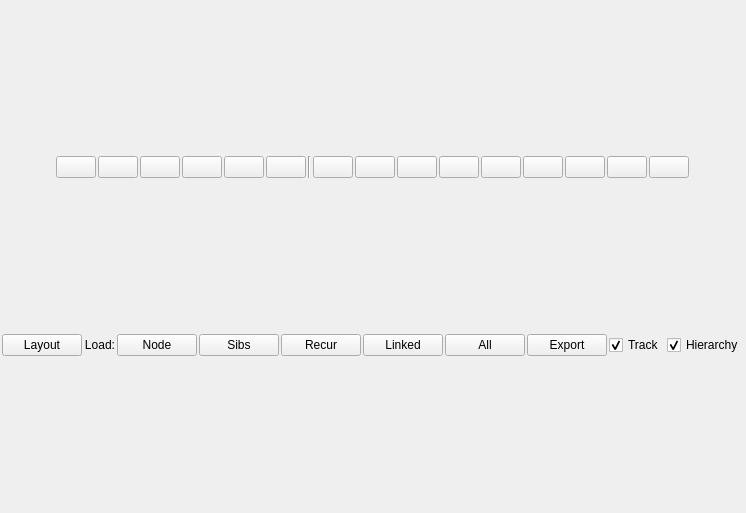
Before: the Qt Designer form leo/plugins/GraphCanvas/GraphCanvas.ui in leo-editor/leo-editor, drawn with Qt 5.
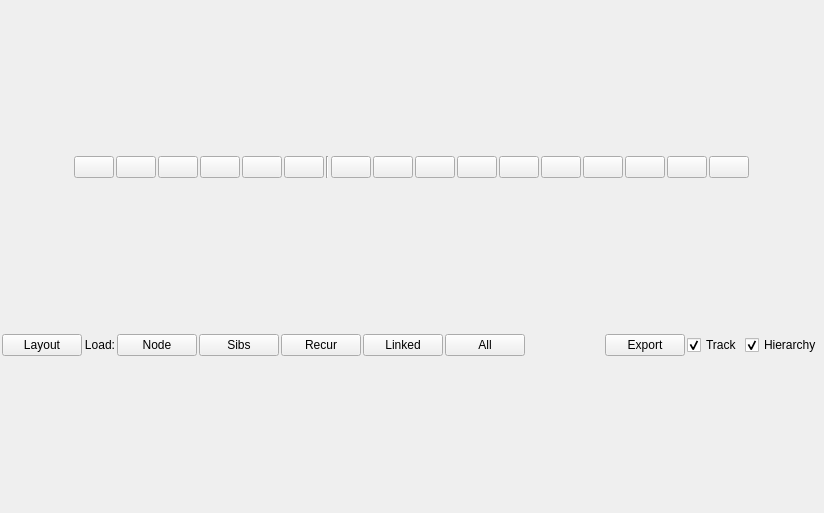
After: the same form once the commit is applied. Icons and pictures are not drawn.

```diff
--- a/leo/plugins/GraphCanvas/GraphCanvas.ui
+++ b/leo/plugins/GraphCanvas/GraphCanvas.ui
@@ -6,7 +6,7 @@
    <rect>
     <x>0</x>
     <y>0</y>
-    <width>663</width>
+    <width>824</width>
     <height>513</height>
    </rect>
   </property>
@@ -265,6 +265,16 @@
        </property>
       </widget>
      </item>
+     <item>
+      <widget class="QPushButton" name="btnTable">
+       <property name="toolTip">
+        <string>Node shape: table</string>
+       </property>
+       <property name="text">
+        <string/>
+       </property>
+      </widget>
+     </item>
      <item>
       <widget class="QPushButton" name="btnTextColor">
        <property name="toolTip">
```
Lines whose indentation alone changed are shown as unchanged.
